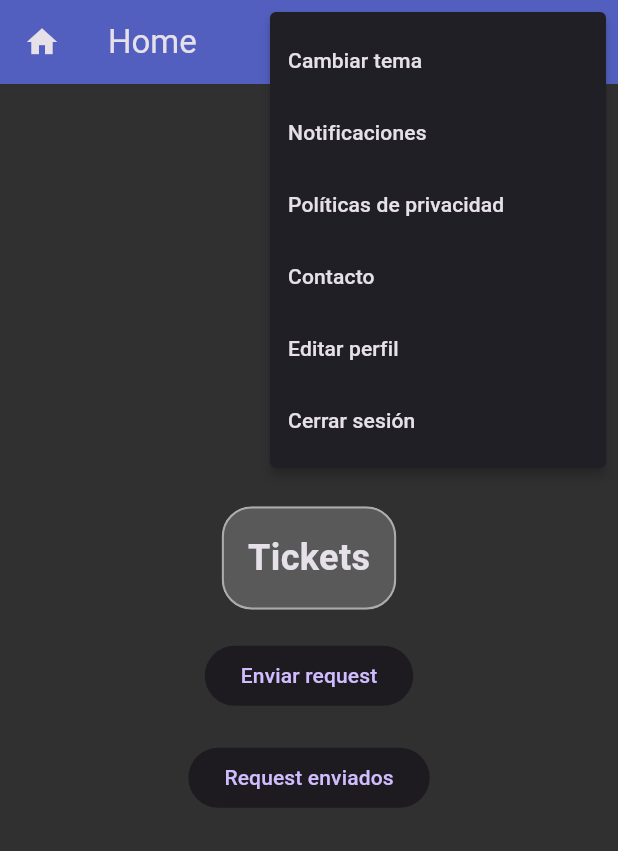
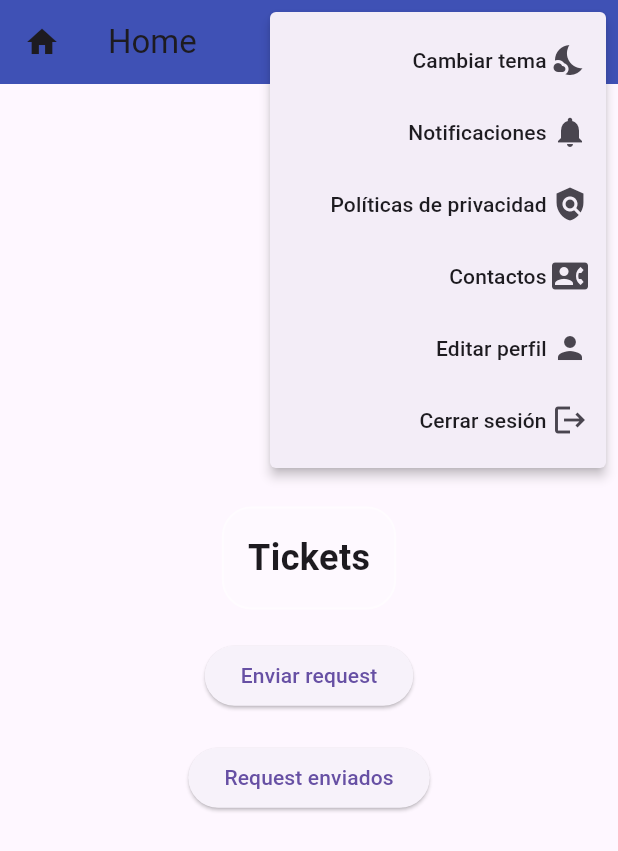
Before and after one commit to FerchuGear/ETicketera20, a Flutter app: the screen it shows after launch, after a tap on the "more vert" icon, on a phone screen of 412 x 824 dp. Shown: the top 851 px of the screen. Run offline on Flutter 3.47's test engine with Material 3 defaults, Android fonts, the phone set to English and light mode, and no system bars; drawn by our look-alikes of glassmorphism_ui; our stand-ins replace supabase_flutter; missing offline and left inert: pluto_menu_bar; accounts and stored records are empty; network calls fail.

Commit message:
Pop up menu completo en el HomeScreen

```diff
--- a/ETicketera20/lib/main.dart
+++ b/ETicketera20/lib/main.dart
@@ -1,32 +1,33 @@
-
+import 'package:eticketera20/providers/providers.dart';
 import 'package:eticketera20/screens/home_screen.dart';
-import 'package:eticketera20/themes/app_theme.dart';
 import 'package:flutter/material.dart';
+import 'package:provider/provider.dart';
 import 'package:supabase_flutter/supabase_flutter.dart';
 
 Future<void> main() async {
+  WidgetsFlutterBinding.ensureInitialized();
   await Supabase.initialize(
     url: 'https://tfkehsntemsntsdikaoh.supabase.co',
     anonKey: 'eyJhbGciOiJIUzI1NiIsInR5cCI6IkpXVCJ9.eyJpc3MiOiJzdXBhYmFzZSIsInJlZiI6InRma2Voc250ZW1zbnRzZGlrYW9oIiwicm9sZSI6ImFub24iLCJpYXQiOjE3MTk0NTMxMzcsImV4cCI6MjAzNTAyOTEzN30.TPDTPn_u0cG1yPCaVoEPtMWH3uyecikPXXlCFZmVPVQ',
   );
-  runApp(const MyApp());
+  runApp(
+    ChangeNotifierProvider(
+      create: (_) => ThemeNotifier(),
+      child: const MyApp(),
+    ),
+  );
 }
-//prueba de git
-// ValueNotifier para manejar el tema
-  final ValueNotifier<ThemeData> themeNotifier = ValueNotifier<ThemeData>(AppTheme.darkTheme);
+  class MyApp extends StatelessWidget {
 
-class MyApp extends StatelessWidget {
   const MyApp({super.key});
-
   @override
   Widget build(BuildContext context) {
-    return AnimatedBuilder(
-      animation: themeNotifier,
-      builder: (context, _) {
+    return Consumer<ThemeNotifier>(
+      builder: (context, themeNotifier, child) {
         return MaterialApp(
           debugShowCheckedModeBanner: false,
-          title: 'Material App',
-          theme: themeNotifier.value,
+          title: 'Flutter Demo',
+          theme: themeNotifier.currentTheme,
           home: const HomeScreen(),
         );
       },
--- /dev/null
+++ b/ETicketera20/lib/providers/providers.dart
@@ -0,0 +1 @@
+export 'package:eticketera20/providers/theme_notifier.dart';
--- a/ETicketera20/lib/providers/theme_notifier.dart
+++ b/ETicketera20/lib/providers/theme_notifier.dart
@@ -2,16 +2,19 @@ import 'package:flutter/material.dart';
 import 'package:eticketera20/themes/app_theme.dart';
 
 class ThemeNotifier extends ChangeNotifier {
-  ThemeData _currentTheme = AppTheme.darkTheme;
+  bool _isDarkTheme = false;
+  ThemeData _currentTheme = ThemeData.light();
 
+  ThemeNotifier() {
+    _currentTheme = _isDarkTheme ? AppTheme.darkTheme : ThemeData.light();
+  }
+
+  bool get isDarkTheme => _isDarkTheme;
   ThemeData get currentTheme => _currentTheme;
 
   void toggleTheme() {
-    if (_currentTheme == AppTheme.darkTheme) {
-      _currentTheme = ThemeData.light();
-    } else {
-      _currentTheme = AppTheme.darkTheme;
-    }
+    _isDarkTheme = !_isDarkTheme;
+    _currentTheme = _isDarkTheme ? AppTheme.darkTheme : ThemeData.light();
     notifyListeners();
   }
 }
--- a/ETicketera20/lib/screens/home_screen.dart
+++ b/ETicketera20/lib/screens/home_screen.dart
@@ -1,7 +1,9 @@
+import 'package:eticketera20/providers/providers.dart';
 import 'package:eticketera20/screens/screens.dart';
 import 'package:flutter/material.dart';
 import 'package:glassmorphism_ui/glassmorphism_ui.dart';
 import 'package:pluto_menu_bar/pluto_menu_bar.dart';
+import 'package:provider/provider.dart';
 import 'package:supabase_flutter/supabase_flutter.dart';
 
 class HomeScreen extends StatelessWidget {
@@ -29,32 +31,71 @@ class HomeScreen extends StatelessWidget {
             onSelected: (int result) {
               _menuAction(context, result);
             },
-            itemBuilder: (BuildContext context) => <PopupMenuEntry<int>>[
-              const PopupMenuItem<int>(
-                value: 1,
-                child: Text('Cambiar tema'),
-              ),
+            itemBuilder: (BuildContext context) {
+              bool isDarkTheme = Provider.of<ThemeNotifier>(context, listen: false).isDarkTheme;
+              return <PopupMenuEntry<int>>[
+                PopupMenuItem<int>(
+                  value: 1,
+                  child: Row(
+                    mainAxisAlignment: MainAxisAlignment.end,
+                    children: [
+                      const Text('Cambiar tema '),
+                      Icon(isDarkTheme ? Icons.wb_sunny : Icons.nights_stay),
+                    ],
+                  ),
+                ),
               const PopupMenuItem<int>(
                 value: 2,
-                child: Text('Notificaciones'),
+                child: Row(
+                    mainAxisAlignment: MainAxisAlignment.end,
+                    children: [
+                      Text('Notificaciones '),
+                      Icon(Icons.notifications),
+                    ],
+                  ),
               ),
               const PopupMenuItem<int>(
                 value: 3,
-                child: Text('Políticas de privacidad'),
+                child: Row(
+                    mainAxisAlignment: MainAxisAlignment.end,
+                    children: [
+                      Text('Políticas de privacidad '),
+                      Icon(Icons.policy),
+                    ],
+                  ),
               ),
               const PopupMenuItem<int>(
                 value: 4,
-                child: Text('Contacto'),
+                child: Row(
+                    mainAxisAlignment: MainAxisAlignment.end,
+                    children: [
+                      Text('Contactos '),
+                      Icon(Icons.contact_phone),
+                    ],
+                  ),
               ),
               const PopupMenuItem<int>(
                 value: 5,
-                child: Text('Editar perfil'),
+                child: Row(
+                    mainAxisAlignment: MainAxisAlignment.end,
+                    children: [
+                      Text('Editar perfil '),
+                      Icon(Icons.person),
+                    ],
+                  ),
               ),
               const PopupMenuItem<int>(
                 value: 6,
-                child: Text('Cerrar sesión'),
+                child: Row(
+                    mainAxisAlignment: MainAxisAlignment.end,
+                    children: [
+                      Text('Cerrar sesión '),
+                      Icon(Icons.logout),
+                    ],
+                  ),
               ),
-            ],
+            ];
+            },
           ),
         ],
       ),
@@ -104,7 +145,7 @@ class HomeScreen extends StatelessWidget {
     switch (action) {
       case 1:
         // Alternar el tema
-
+        Provider.of<ThemeNotifier>(context, listen: false).toggleTheme();
         break;
       case 3:
         Navigator.push(
```
